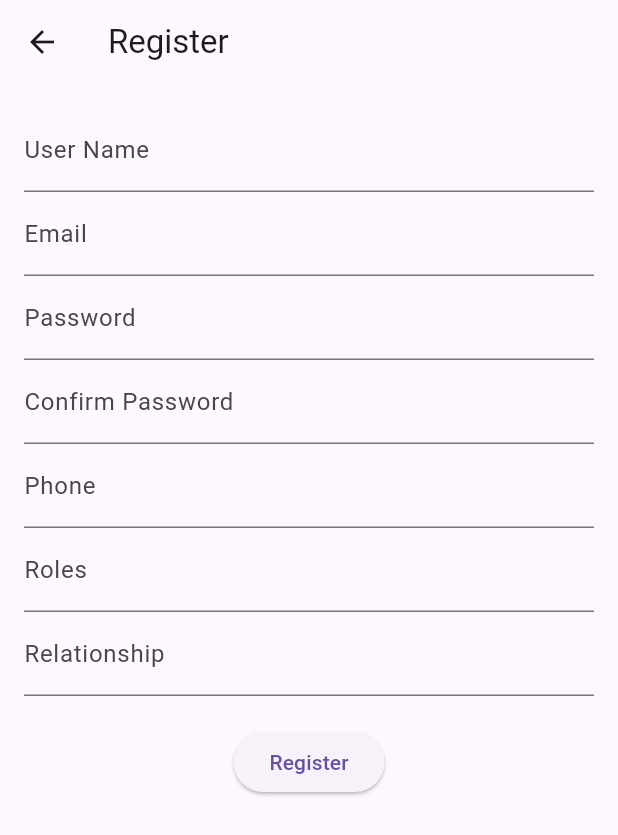
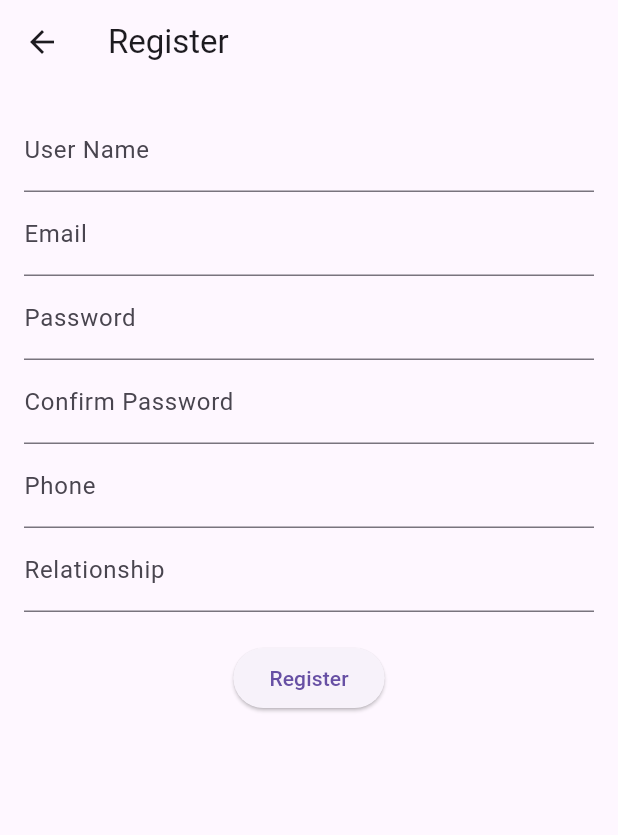
Before and after one commit to axislinn/Bumblebee-Parent, a Flutter app: the RegisterScreen screen opened directly, on a phone screen of 412 x 824 dp. Shown: the top 835 px of the screen. Run offline on Flutter 3.47's test engine with Material 3 defaults, Android fonts, the phone set to English and light mode, and no system bars; our stand-ins replace equatable, flutter_bloc, google_nav_bar, image_picker.

Commit message:
role fixed to guardian

```diff
--- a/lib/bloc/signup_bloc/signup_bloc.dart
+++ b/lib/bloc/signup_bloc/signup_bloc.dart
@@ -29,7 +29,6 @@ class RegisterBloc extends Bloc<RegisterEvent, RegisterState> {
         password: event.password,
         confirmedPassword: event.confirmPassword,
         phone: event.phone,
-        roles: event.roles,
         relationship: event.relationship,
       );
 
--- a/lib/bloc/signup_bloc/signup_event.dart
+++ b/lib/bloc/signup_bloc/signup_event.dart
@@ -11,7 +11,6 @@ class RegisterButtonPressed extends RegisterEvent {
   final String password;
   final String confirmPassword;
   final String phone;
-  final String roles;
   final String relationship;
 
   RegisterButtonPressed({
@@ -20,10 +19,9 @@ class RegisterButtonPressed extends RegisterEvent {
     required this.password,
     required this.confirmPassword,
     required this.phone,
-    required this.roles,
     required this.relationship,
   });
 
   @override
-  List<Object> get props => [userName, email, password, confirmPassword, phone, roles, relationship];
+  List<Object> get props => [userName, email, password, confirmPassword, phone, relationship];
 }
--- a/lib/data/repository/repositories/user_repository.dart
+++ b/lib/data/repository/repositories/user_repository.dart
@@ -50,7 +50,6 @@ Future<UserModel> authenticate({required String email, required String password}
     required String password,
     required String confirmedPassword,
     required String phone,
-    required String roles,
     required String relationship,
   }) async {
     final url = Uri.parse('$baseUrl/api/auth/register'); // Updated to match provided function
@@ -64,7 +63,7 @@ Future<UserModel> authenticate({required String email, required String password}
         'password': password,
         'confirmedPassword': confirmedPassword,
         'phone': phone,
-        'roles': roles,
+        'roles': 'guardian',
         'relationship': relationship,
       }),
     );
--- a/lib/screens/auth/signupscreen.dart
+++ b/lib/screens/auth/signupscreen.dart
@@ -66,10 +66,10 @@ class RegisterScreen extends StatelessWidget {
                   controller: _phoneController,
                   decoration: InputDecoration(labelText: 'Phone'),
                 ),
-                TextField(
-                  controller: _rolesController,
-                  decoration: InputDecoration(labelText: 'Roles'),
-                ),
+                // TextField(
+                //   controller: _rolesController,
+                //   decoration: InputDecoration(labelText: 'Roles'),
+                // ),
                 TextField(
                   controller: _relationshipController,
                   decoration: InputDecoration(labelText: 'Relationship'),
@@ -88,7 +88,7 @@ class RegisterScreen extends StatelessWidget {
                             password: _passwordController.text,
                             confirmPassword: _confirmPasswordController.text,
                             phone: _phoneController.text,
-                            roles: _rolesController.text,
+                            // roles: _rolesController.text,
                             relationship: _relationshipController.text,
                           ),
                         );
```
